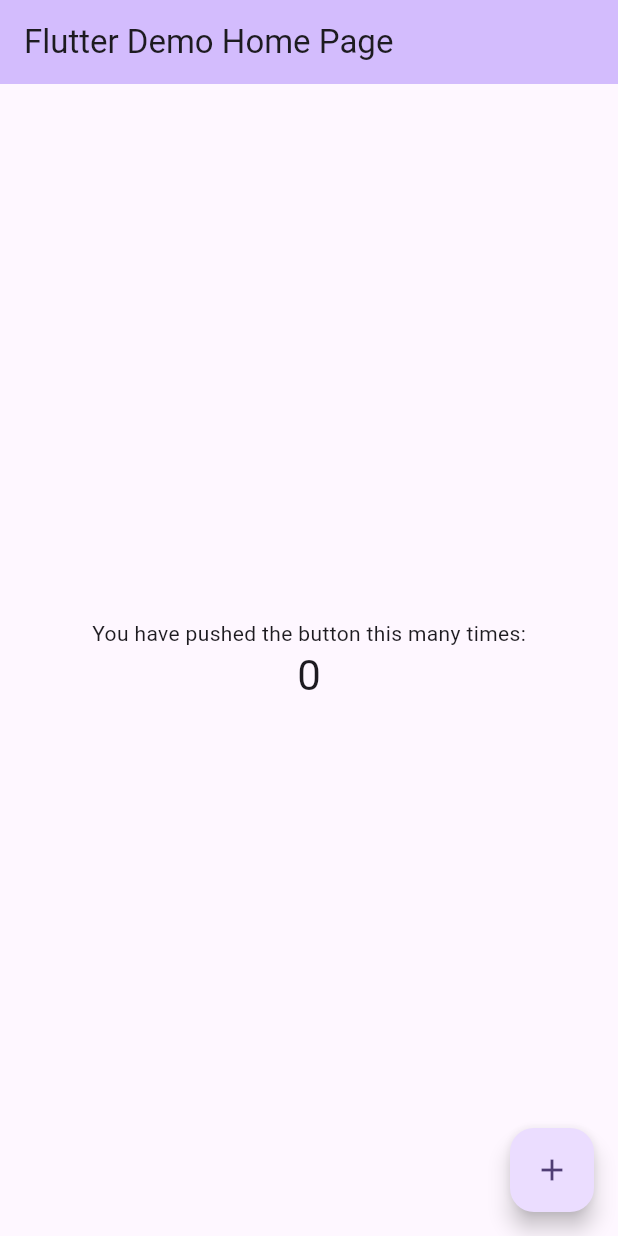
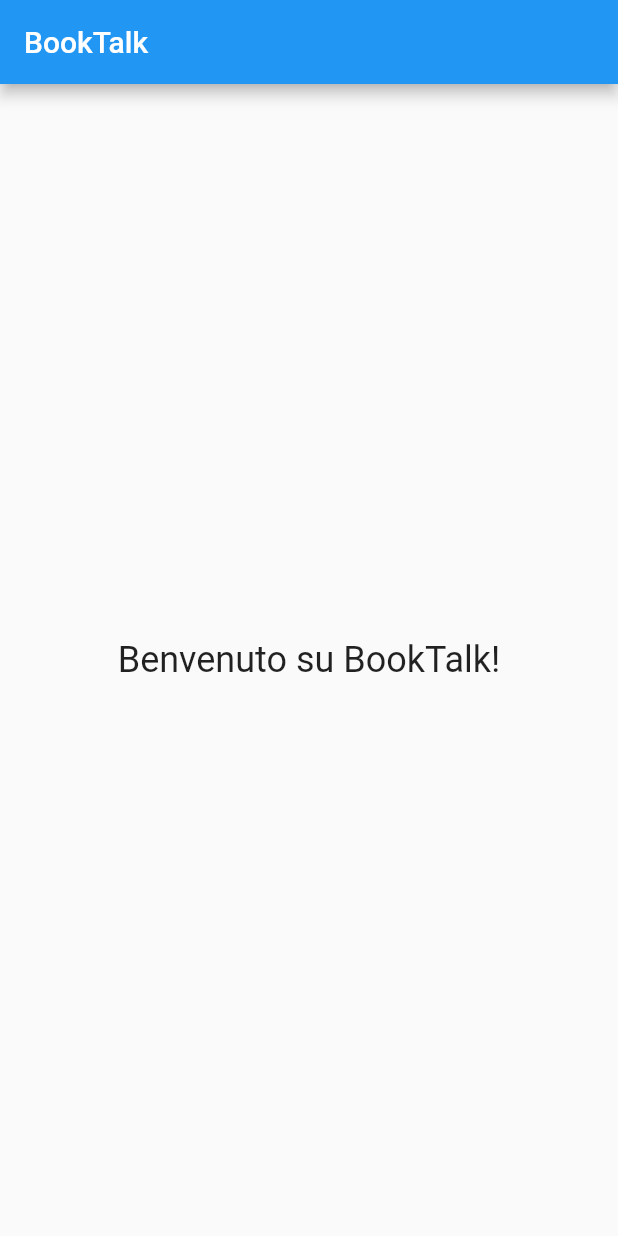
Before and after one commit to NapMarta/booktalk_app, a Flutter app: the screen it shows after launch, on a phone screen of 412 x 824 dp. Run offline on Flutter 3.47's test engine with Material 2 defaults, Android fonts, the phone set to English and light mode, and no system bars.

Commit message:
Modifica interfaccia grafica

```diff
--- a/lib/main.dart
+++ b/lib/main.dart
@@ -1,125 +1,35 @@
 import 'package:flutter/material.dart';
 
 void main() {
-  runApp(const MyApp());
+  runApp(BookTalkApp());
 }
 
-class MyApp extends StatelessWidget {
-  const MyApp({super.key});
-
-  // This widget is the root of your application.
+//HEADER
+class BookTalkApp extends StatelessWidget {
   @override
   Widget build(BuildContext context) {
     return MaterialApp(
-      title: 'Flutter Demo',
+      title: 'BookTalk',
       theme: ThemeData(
-        // This is the theme of your application.
-        //
-        // TRY THIS: Try running your application with "flutter run". You'll see
-        // the application has a blue toolbar. Then, without quitting the app,
-        // try changing the seedColor in the colorScheme below to Colors.green
-        // and then invoke "hot reload" (save your changes or press the "hot
-        // reload" button in a Flutter-supported IDE, or press "r" if you used
-        // the command line to start the app).
-        //
-        // Notice that the counter didn't reset back to zero; the application
-        // state is not lost during the reload. To reset the state, use hot
-        // restart instead.
-        //
-        // This works for code too, not just values: Most code changes can be
-        // tested with just a hot reload.
-        colorScheme: ColorScheme.fromSeed(seedColor: Colors.deepPurple),
-        useMaterial3: true,
+        primaryColor: Colors.blue,
       ),
-      home: const MyHomePage(title: 'Flutter Demo Home Page'),
+      home: BookTalkHomePage(),
     );
   }
 }
 
-class MyHomePage extends StatefulWidget {
-  const MyHomePage({super.key, required this.title});
-
-  // This widget is the home page of your application. It is stateful, meaning
-  // that it has a State object (defined below) that contains fields that affect
-  // how it looks.
-
-  // This class is the configuration for the state. It holds the values (in this
-  // case the title) provided by the parent (in this case the App widget) and
-  // used by the build method of the State. Fields in a Widget subclass are
-  // always marked "final".
-
-  final String title;
-
-  @override
-  State<MyHomePage> createState() => _MyHomePageState();
-}
-
-class _MyHomePageState extends State<MyHomePage> {
-  int _counter = 0;
-
-  void _incrementCounter() {
-    setState(() {
-      // This call to setState tells the Flutter framework that something has
-      // changed in this State, which causes it to rerun the build method below
-      // so that the display can reflect the updated values. If we changed
-      // _counter without calling setState(), then the build method would not be
-      // called again, and so nothing would appear to happen.
-      _counter++;
-    });
-  }
-
+class BookTalkHomePage extends StatelessWidget {
   @override
   Widget build(BuildContext context) {
-    // This method is rerun every time setState is called, for instance as done
-    // by the _incrementCounter method above.
-    //
-    // The Flutter framework has been optimized to make rerunning build methods
-    // fast, so that you can just rebuild anything that needs updating rather
-    // than having to individually change instances of widgets.
     return Scaffold(
       appBar: AppBar(
-        // TRY THIS: Try changing the color here to a specific color (to
-        // Colors.amber, perhaps?) and trigger a hot reload to see the AppBar
-        // change color while the other colors stay the same.
-        backgroundColor: Theme.of(context).colorScheme.inversePrimary,
-        // Here we take the value from the MyHomePage object that was created by
-        // the App.build method, and use it to set our appbar title.
-        title: Text(widget.title),
+        title: Text('BookTalk'),
       ),
       body: Center(
-        // Center is a layout widget. It takes a single child and positions it
-        // in the middle of the parent.
-        child: Column(
-          // Column is also a layout widget. It takes a list of children and
-          // arranges them vertically. By default, it sizes itself to fit its
-          // children horizontally, and tries to be as tall as its parent.
-          //
-          // Column has various properties to control how it sizes itself and
-          // how it positions its children. Here we use mainAxisAlignment to
-          // center the children vertically; the main axis here is the vertical
-          // axis because Columns are vertical (the cross axis would be
-          // horizontal).
-          //
-          // TRY THIS: Invoke "debug painting" (choose the "Toggle Debug Paint"
-          // action in the IDE, or press "p" in the console), to see the
-          // wireframe for each widget.
-          mainAxisAlignment: MainAxisAlignment.center,
-          children: <Widget>[
-            const Text(
-              'You have pushed the button this many times:',
-            ),
-            Text(
-              '$_counter',
-              style: Theme.of(context).textTheme.headlineMedium,
-            ),
-          ],
-        ),
+        child: Text('Benvenuto su BookTalk!',
+                  style: TextStyle(fontSize: 24.0), // Imposta la grandezza del font a 24.0
+                  ),
       ),
-      floatingActionButton: FloatingActionButton(
-        onPressed: _incrementCounter,
-        tooltip: 'Increment',
-        child: const Icon(Icons.add),
-      ), // This trailing comma makes auto-formatting nicer for build methods.
     );
   }
 }
```
